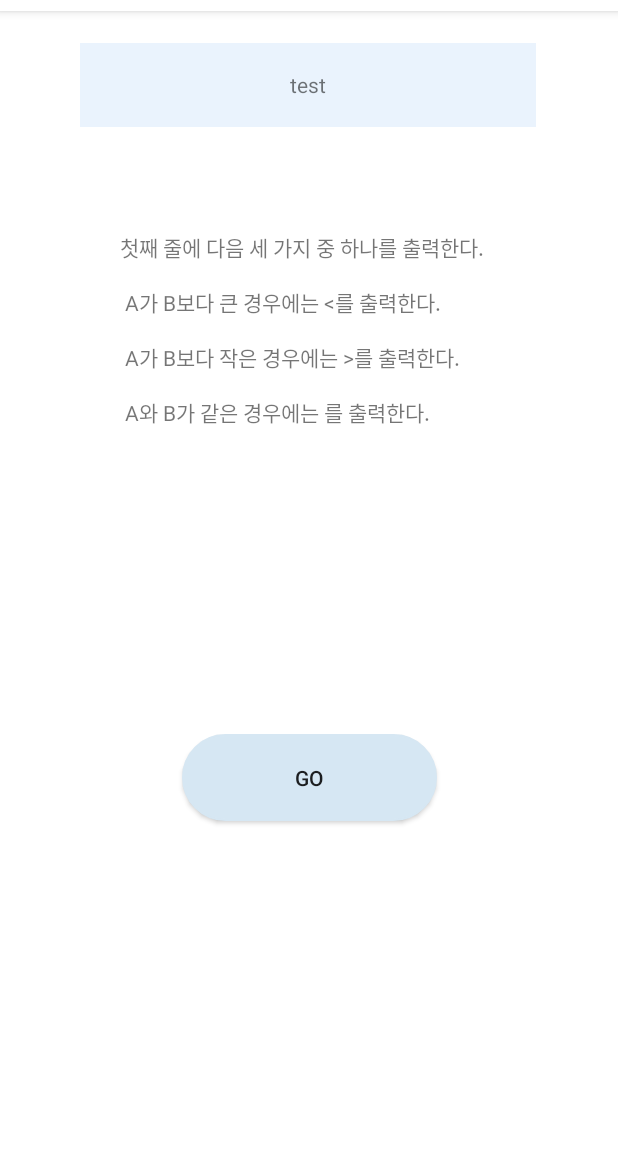
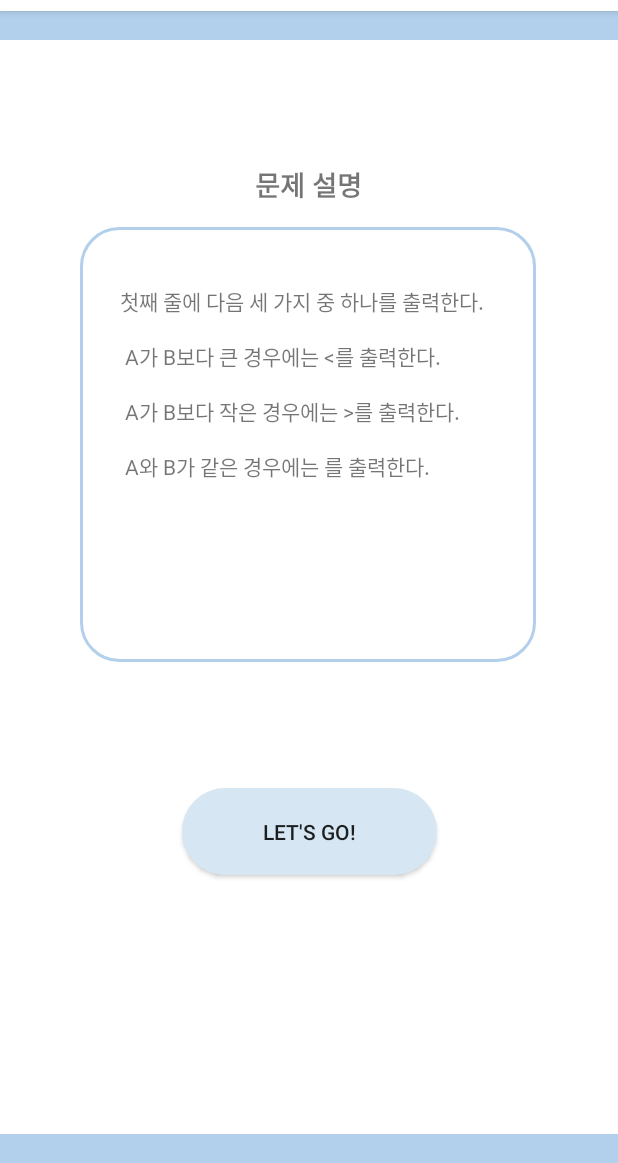
Before and after one commit to LeeSaeBom/CODIZ-AOS, an Android app: the ProblemStepActivity screen opened directly, with no data from a screen before it, on a phone screen of 412 x 824 dp, the part 73-1236 px from its top. Run offline under Robolectric (Android 15) with nearby library versions, the phone set to English and light mode, and no system bars; 1 statement that could not run was skipped.

Commit message:
문제설명화면 리팩토링

```diff
--- a/app/src/main/res/drawable/border_blue.xml
+++ b/app/src/main/res/drawable/border_blue.xml
@@ -6,10 +6,10 @@
         android:width="02dp"
         android:color="#B2D0EB" />
     <corners
-        android:bottomLeftRadius="50dp"
-        android:bottomRightRadius="50dp"
-        android:topLeftRadius="50dp"
-        android:topRightRadius="50dp" />
+        android:bottomLeftRadius="25dp"
+        android:bottomRightRadius="25dp"
+        android:topLeftRadius="25dp"
+        android:topRightRadius="25dp" />
     <solid android:color="#ffffff" />
     <padding
         android:bottom="8dp"
--- a/app/src/main/res/layout/activity_problem_step.xml
+++ b/app/src/main/res/layout/activity_problem_step.xml
@@ -6,30 +6,55 @@
     android:layout_height="match_parent"
     android:background="@color/background">
 
+    <View
+        android:id="@+id/topView"
+        android:layout_width="0dp"
+        android:layout_height="0dp"
+        android:background="#B2D0EB"
+        app:layout_constraintEnd_toEndOf="parent"
+        app:layout_constraintHeight_percent="0.025"
+        app:layout_constraintStart_toStartOf="parent"
+        app:layout_constraintTop_toTopOf="parent"
+        app:layout_constraintWidth_percent="1.0"
+        tools:ignore="MissingConstraints" />
+
+    <View
+        android:id="@+id/topView2"
+        android:layout_width="0dp"
+        android:layout_height="0dp"
+        android:background="#B2D0EB"
+        app:layout_constraintBottom_toBottomOf="parent"
+        app:layout_constraintEnd_toEndOf="parent"
+        app:layout_constraintHeight_percent="0.025"
+        app:layout_constraintStart_toStartOf="parent"
+        app:layout_constraintWidth_percent="1"
+        tools:ignore="MissingConstraints" />
+
+
     <TextView
         android:id="@+id/problemName"
         android:layout_width="304dp"
         android:layout_height="56dp"
         android:layout_gravity="center"
-        android:layout_marginBottom="28dp"
-        android:background="#EAF3FD"
+        android:background="#FFFFFF"
+        android:gravity="center"
         android:scaleType="center"
-        android:gravity="center"
-        android:text="test"
+        android:text="문제 설명"
+        android:textSize="18sp"
+        android:textStyle="bold"
         app:layout_constraintBottom_toTopOf="@+id/reg_bg"
         app:layout_constraintEnd_toEndOf="parent"
         app:layout_constraintHorizontal_bias="0.495"
         app:layout_constraintStart_toStartOf="parent"
-        app:layout_constraintTop_toTopOf="parent"
-        app:layout_constraintVertical_bias="0.898"
-        />
-
+        app:layout_constraintTop_toBottomOf="@+id/topView"
+        app:layout_constraintVertical_bias="1.0" />
 
     <ImageView
         android:id="@+id/reg_bg"
         android:layout_width="304dp"
         android:layout_height="290dp"
-        android:layout_marginTop="108dp"
+        android:layout_marginTop="144dp"
+        android:background="@drawable/border_blue"
         app:layout_constraintEnd_toEndOf="parent"
         app:layout_constraintHorizontal_bias="0.495"
         app:layout_constraintStart_toStartOf="parent"
@@ -72,7 +97,7 @@
         android:layout_height="58dp"
         android:layout_marginTop="84dp"
         android:background="@drawable/bnt_blue"
-        android:text="GO"
+        android:text="LET'S GO!"
         app:layout_constraintEnd_toEndOf="parent"
         app:layout_constraintStart_toStartOf="parent"
         app:layout_constraintTop_toBottomOf="@+id/reg_bg" />
```
